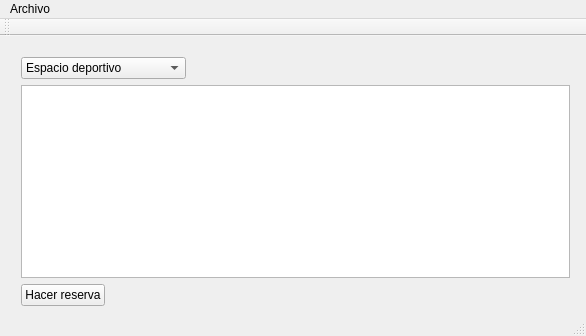
The window that mainwindow.ui (stsewd/polideportivo) describes before a commit, drawn with Qt 5.
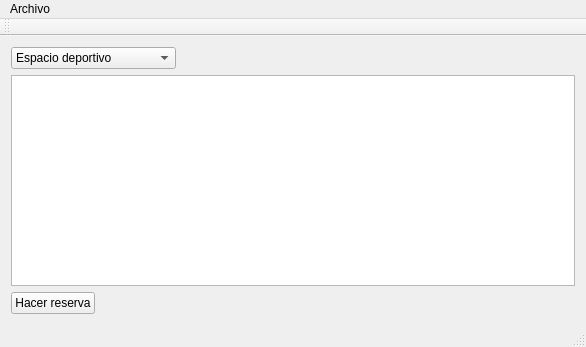
The same window after the commit.

```diff
--- a/mainwindow.ui
+++ b/mainwindow.ui
@@ -7,22 +7,15 @@
     <x>0</x>
     <y>0</y>
     <width>586</width>
-    <height>336</height>
+    <height>347</height>
    </rect>
   </property>
   <property name="windowTitle">
    <string>Polideportivo</string>
   </property>
   <widget class="QWidget" name="centralWidget">
-   <widget class="QWidget" name="">
-    <property name="geometry">
-     <rect>
-      <x>10</x>
-      <y>10</y>
-      <width>571</width>
-      <height>271</height>
-     </rect>
-    </property>
+   <layout class="QGridLayout" name="gridLayout_2">
+    <item row="0" column="0">
     <layout class="QGridLayout" name="gridLayout">
      <item row="0" column="0">
       <layout class="QHBoxLayout" name="horizontalLayout_2">
@@ -83,7 +76,8 @@
       </layout>
      </item>
     </layout>
-   </widget>
+    </item>
+   </layout>
    <zorder></zorder>
    <zorder>espaciosTable</zorder>
    <zorder>horizontalLayoutWidget</zorder>
```
Lines whose indentation alone changed are shown as unchanged.
